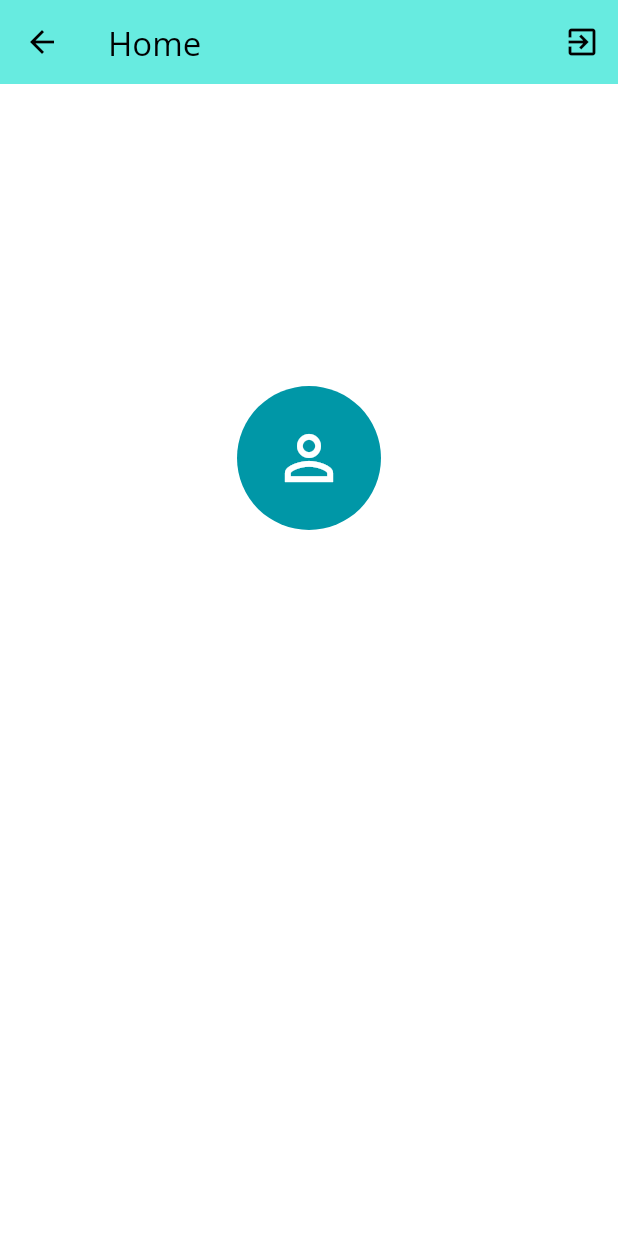
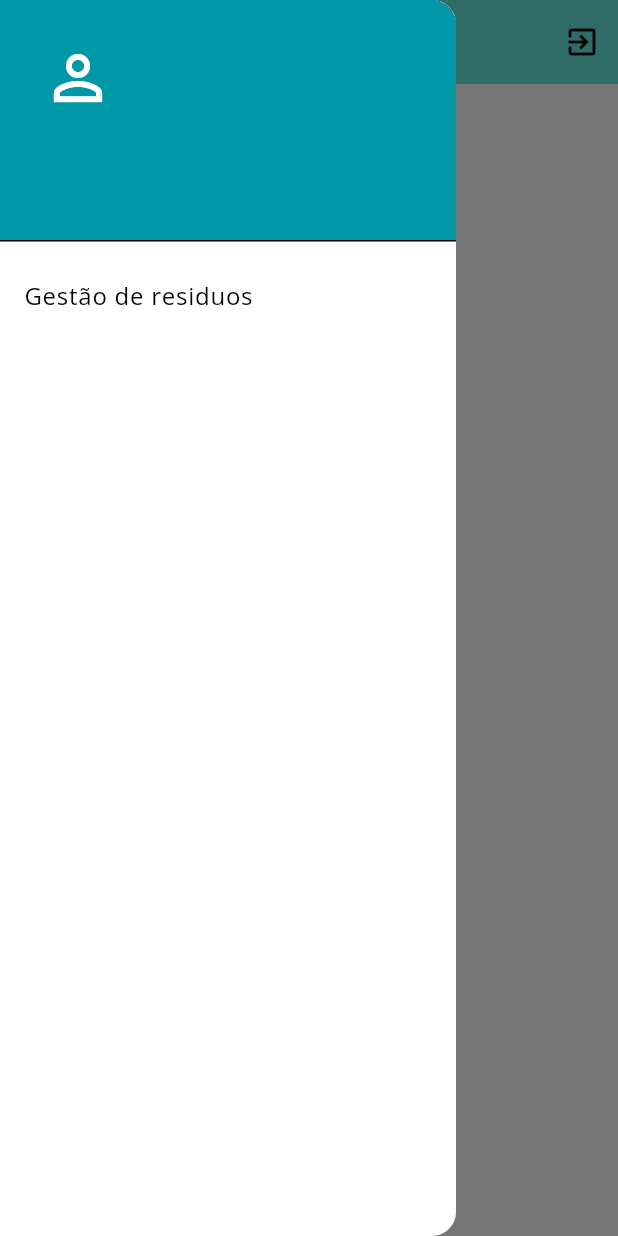
Before and after one commit to KAYOGS/Site-Flutter, a Flutter app: the HomePage screen opened directly, with the side drawer open (before the commit the screen has no drawer), on a phone screen of 412 x 824 dp. Run offline on Flutter 3.47's test engine with Material 3 defaults, Android fonts, the phone set to English and light mode, and no system bars; our stand-ins replace bloc, cloud_firestore, equatable, firebase_auth, firebase_core, flutter_bloc and 4 more; missing offline and left inert: firebase_auth_web, firebase_core_web, flow_builder, google_sign_in_web; accounts and stored records are empty; generated files the repository leaves out were written again.

Commit message:
The new update

```diff
--- a/lib/home/view/home_page.dart
+++ b/lib/home/view/home_page.dart
@@ -2,6 +2,8 @@ import 'package:flutter/material.dart';
 import 'package:flutter_bloc/flutter_bloc.dart';
 import 'package:flutter_firebase_login/app/app.dart';
 import 'package:flutter_firebase_login/home/home.dart';
+// ignore: unused_import
+import 'package:flutter_firebase_login/residuo/residuo.dart';
 
 class HomePage extends StatelessWidget {
   const HomePage({super.key});
@@ -10,6 +12,7 @@ class HomePage extends StatelessWidget {
 
   @override
   Widget build(BuildContext context) {
+    // ignore: unused_local_variable
     final textTheme = Theme.of(context).textTheme;
     final user = context.select((AppBloc bloc) => bloc.state.user);
     return Scaffold(
@@ -25,17 +28,29 @@ class HomePage extends StatelessWidget {
           ),
         ],
       ),
+      drawer: Drawer(
+        child: ListView(
+          padding: EdgeInsets.zero,
+          children: [
+            UserAccountsDrawerHeader(
+              accountName: Text(user.name ?? ''),
+              accountEmail: Text(user.email ?? ''),
+              currentAccountPicture: Avatar(
+                photo: user.photo,
+              ),
+            ),
+            ListTile(
+              title: const Text('Gestão de residuos'),
+              onTap: () {},
+            ),
+          ],
+        ),
+      ),
       body: Align(
         alignment: const Alignment(0, -1 / 3),
         child: Column(
           mainAxisSize: MainAxisSize.min,
-          children: <Widget>[
-            Avatar(photo: user.photo),
-            const SizedBox(height: 4),
-            Text(user.email ?? '', style: textTheme.titleLarge),
-            const SizedBox(height: 4),
-            Text(user.name ?? '', style: textTheme.headlineSmall),
-          ],
+          children: <Widget>[Text('Gestão ambiental')],
         ),
       ),
     );
--- /dev/null
+++ b/lib/residuo/bloc/residuos_bloc.dart
@@ -0,0 +1,5 @@
+import 'package:equatable/equatable.dart';
+import 'package:database_repository/database_repository.dart';
+
+part 'residuos_event.dart';
+part 'residuos_state.dart';
--- /dev/null
+++ b/lib/residuo/bloc/residuos_state.dart
@@ -0,0 +1,19 @@
+part of 'residuos_bloc.dart';
+
+enum ResiduosStatus { initial, loading, loaded, error }
+
+final class ResiduosState extends Equatable {
+  const ResiduosState._({required this.status, this.residuos, this.error});
+
+  const ResiduosState.initial() : this._(status: ResiduosStatus.initial);
+  const ResiduosState.loading() : this._(status: ResiduosStatus.loading);
+  const ResiduosState.loaded({required List<Residuo>? residuos}) : this._(status: ResiduosStatus.loading, residuos: residuos);
+  const ResiduosState.error({required Object? error}) : this._(status: ResiduosStatus.error, error: error);
+
+  final ResiduosStatus status;
+  final List<Residuo>? residuos;
+  final Object? error;
+
+  @override
+  List<Object> get props => [status];
+}
```
Also changed, not shown: lib/residuo/bloc/residuos_event.dart (added, +9 -0 lines), lib/residuo/bloc/residuo_bloc.dart (added), lib/residuo/bloc/residuo_event.dart (added), lib/residuo/bloc/residuo_state.dart (added), lib/residuo/bloc/view/residuo_form.dart (added), lib/residuo/bloc/view/residuos_page.dart (added), lib/residuo/residuo.dart (added), 2 other files.
